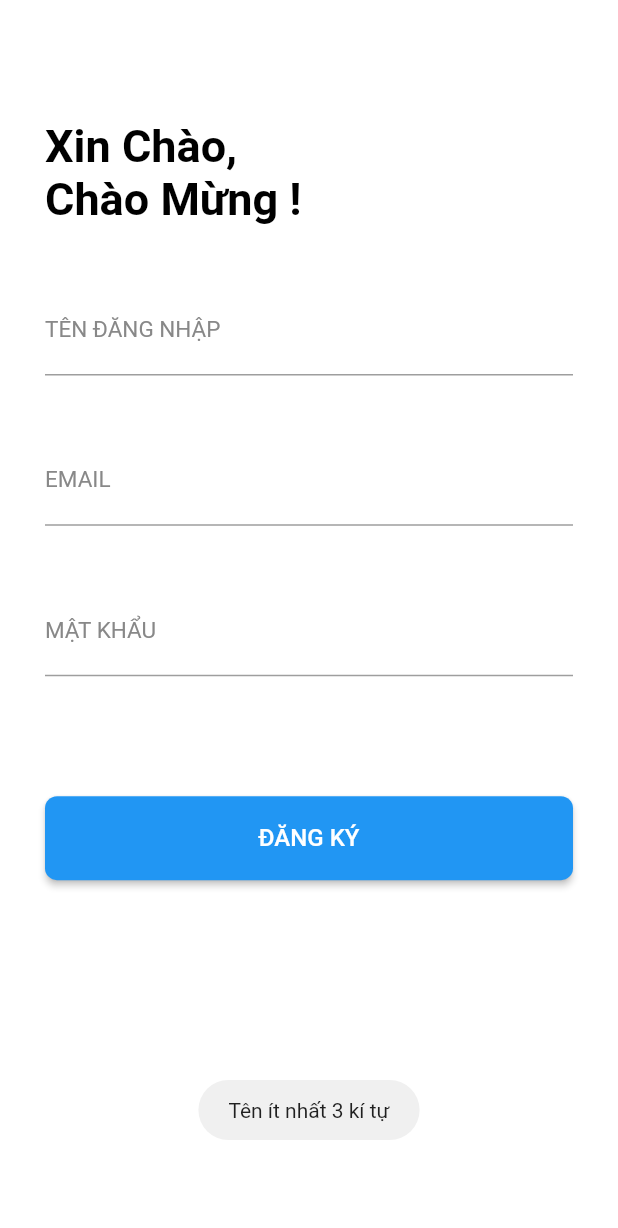
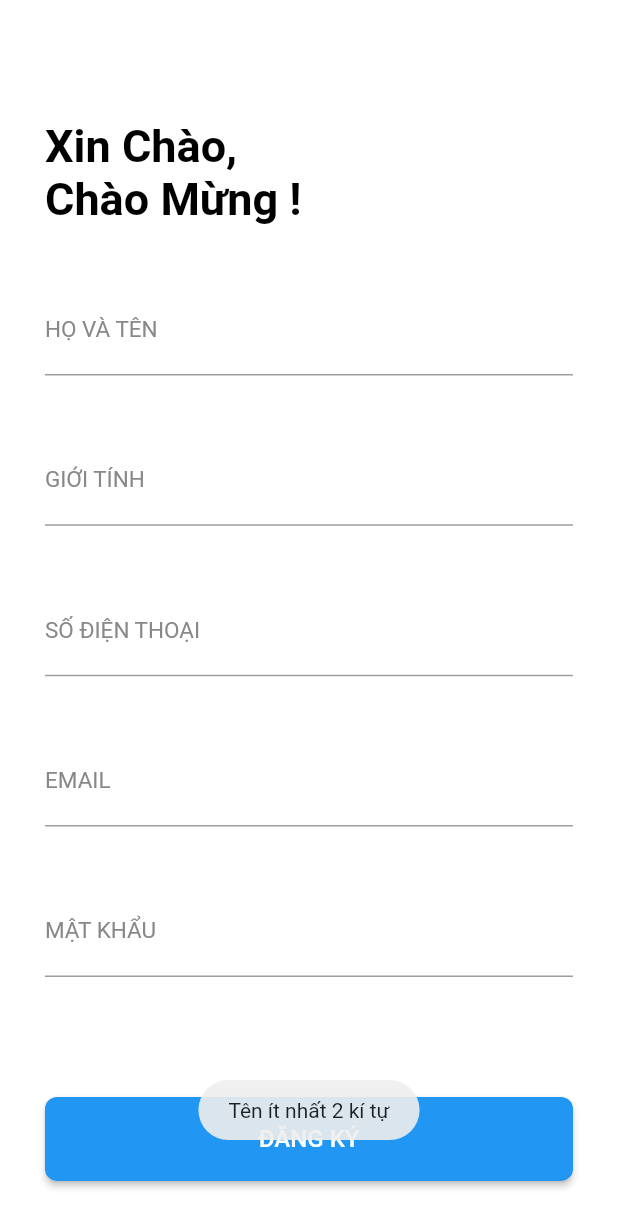
Before and after one commit to Tin542/IT_Support_PRM, a Flutter app: the RegisterScreen screen opened directly, after a tap on "ĐĂNG KÝ", on a phone screen of 412 x 824 dp. Shown: the top 1228 px of the screen. Run offline on Flutter 3.47's test engine with Material 2 defaults, Android fonts, the phone set to English and light mode, and no system bars; our stand-ins replace firebase_auth, firebase_core, firebase_database, flutter_svg, fluttertoast, get and 1 more; accounts and stored records are empty.

Commit message:
fix home

```diff
--- a/lib/screens/auth_screen/register_screen.dart
+++ b/lib/screens/auth_screen/register_screen.dart
@@ -1,4 +1,5 @@
 import 'package:firebase_auth/firebase_auth.dart';
+import 'package:firebase_database/firebase_database.dart';
 import 'package:flutter/material.dart';
 import 'package:fluttertoast/fluttertoast.dart';
 import 'package:it_support/firebase_database/database.dart';
@@ -8,6 +9,8 @@ import 'package:it_support/screens/auth_screen/login_screen.dart';
 class RegisterScreen extends StatelessWidget {
   TextEditingController nameTextEditingController = TextEditingController();
   TextEditingController emailTextEditingController = TextEditingController();
+  TextEditingController phoneTextEditingController = TextEditingController();
+  TextEditingController genderTextEditingController = TextEditingController();
   TextEditingController passwordTextEditingController = TextEditingController();
 
   @override
@@ -38,9 +41,31 @@ class RegisterScreen extends StatelessWidget {
                   controller: nameTextEditingController,
                   style: TextStyle(fontSize: 18, color: Colors.black),
                   decoration: InputDecoration(
-                      labelText: "TÊN ĐĂNG NHẬP",
+                      labelText: "HỌ VÀ TÊN",
                       labelStyle:
                           TextStyle(color: Color(0xff888888), fontSize: 15)),
+                ),
+              ),
+              Padding(
+                padding: const EdgeInsets.fromLTRB(0, 0, 0, 40),
+                child: TextField(
+                  controller: genderTextEditingController,
+                  style: TextStyle(fontSize: 18, color: Colors.black),
+                  decoration: InputDecoration(
+                      labelText: "GIỚI TÍNH",
+                      labelStyle:
+                      TextStyle(color: Color(0xff888888), fontSize: 15)),
+                ),
+              ),
+              Padding(
+                padding: const EdgeInsets.fromLTRB(0, 0, 0, 40),
+                child: TextField(
+                  controller: phoneTextEditingController,
+                  style: TextStyle(fontSize: 18, color: Colors.black),
+                  decoration: InputDecoration(
+                      labelText: "SỐ ĐIỆN THOẠI",
+                      labelStyle:
+                      TextStyle(color: Color(0xff888888), fontSize: 15)),
                 ),
               ),
               Padding(
@@ -76,8 +101,8 @@ class RegisterScreen extends StatelessWidget {
                     shape: RoundedRectangleBorder(
                         borderRadius: BorderRadius.all(Radius.circular(8))),
                     onPressed: (){
-                      if(nameTextEditingController.text.length < 4){
-                        displayToastMessage("Tên ít nhất 3 kí tự", context);
+                      if(nameTextEditingController.text.length < 1){
+                        displayToastMessage("Tên ít nhất 2 kí tự", context);
                       } else if (!emailTextEditingController.text.contains("@")){
                         displayToastMessage("Email không hợp lệ", context);
                       } else if (passwordTextEditingController.text.length < 7){
@@ -100,8 +125,8 @@ class RegisterScreen extends StatelessWidget {
     );
   }
 
-  final FirebaseAuth _firebaseAuth = FirebaseAuth.instance; // authen vao firebase
-
+  final FirebaseAuth _firebaseAuth = FirebaseAuth.instance;// authen vao firebase
+  // final dailySpecialRef = database.reference.child("");
   void registerNewUser(BuildContext context) async {
     final User? firebaseUser = (await _firebaseAuth
         .createUserWithEmailAndPassword(
@@ -115,6 +140,8 @@ class RegisterScreen extends StatelessWidget {
       Map userDataMap ={
         "name": nameTextEditingController.text.trim(),
         "email": emailTextEditingController.text.trim(),
+        "phone": phoneTextEditingController.text.trim(),
+        "gender": genderTextEditingController.text.trim(),
       };
 
       usersRef.child(firebaseUser.uid).set(userDataMap);
```
Also changed, not shown: lib/screens/profile_screen/profile_screen.dart (+15 -3 lines).
